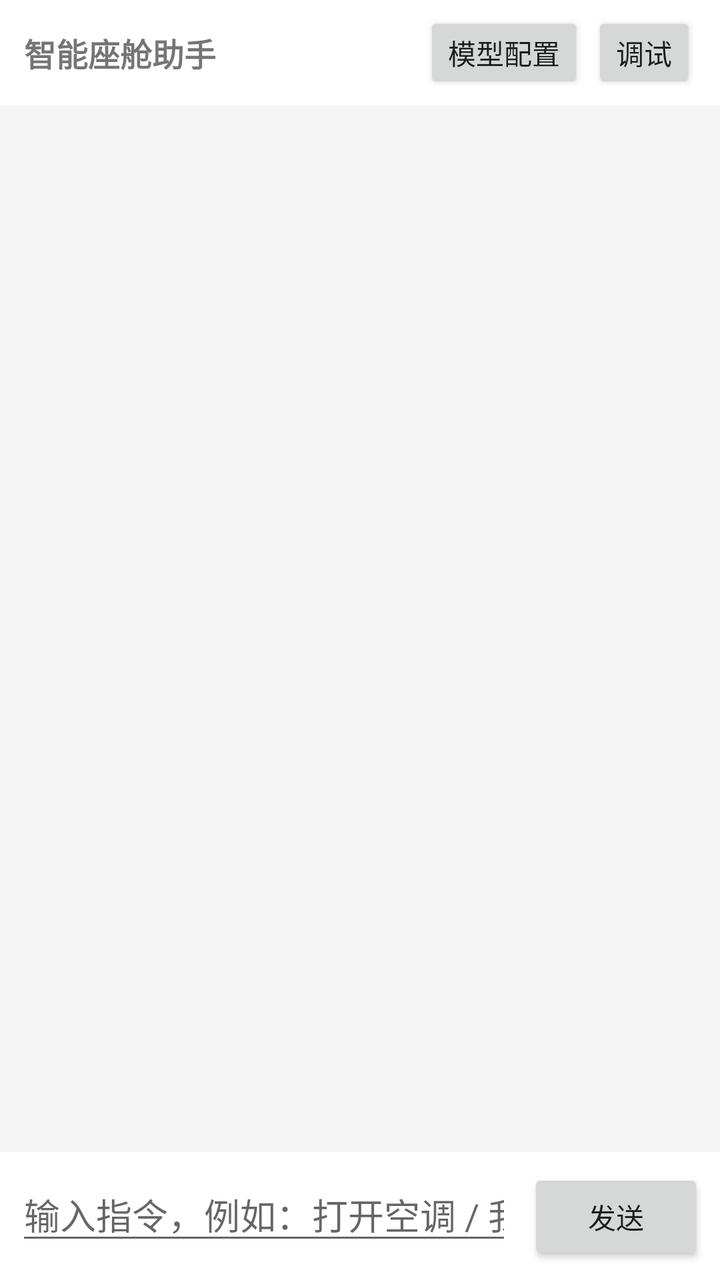
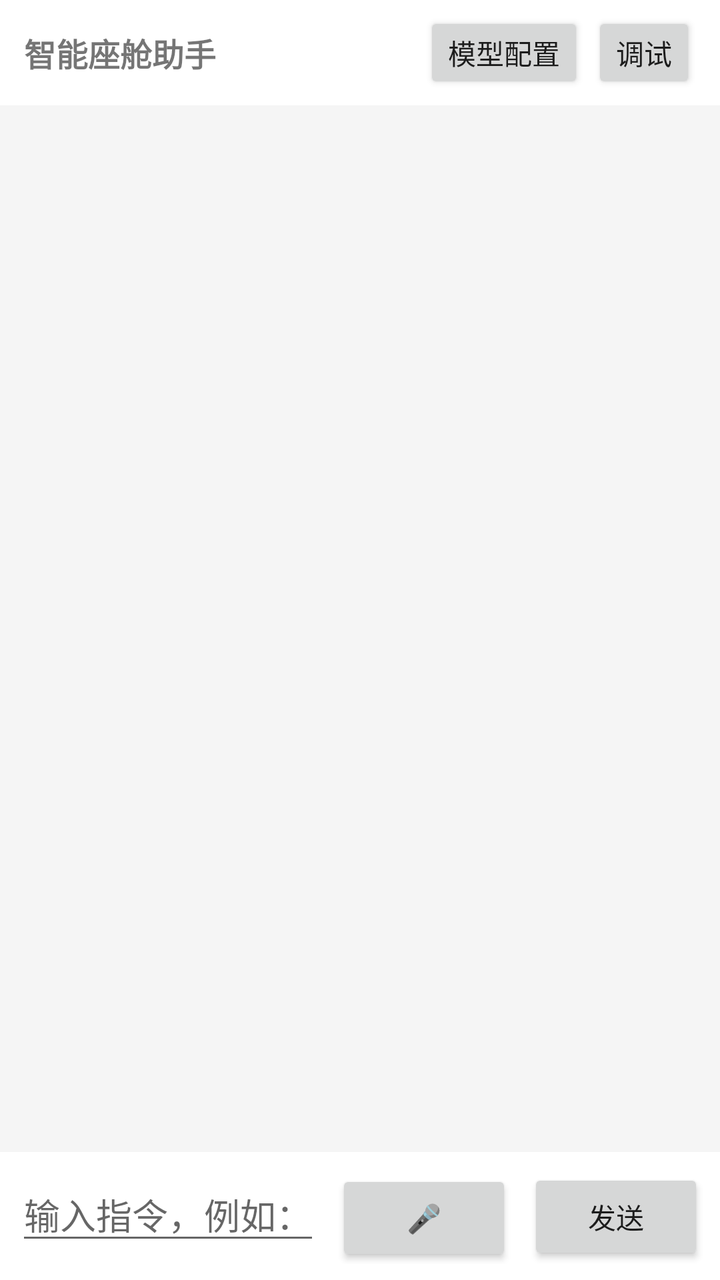

Before-and-after screenshots of an Android layout around one commit, followed by the original layout XML and the change that was made.
<!-- AndroidManifest.xml: application theme Theme.IVAI -->
<!-- res/layout/activity_chat.xml -->
<?xml version="1.0" encoding="utf-8"?>
<LinearLayout xmlns:android="http://schemas.android.com/apk/res/android"
    android:layout_width="match_parent"
    android:layout_height="match_parent"
    android:orientation="vertical"
    android:fitsSystemWindows="true"
    android:background="@color/chat_bg">

    <LinearLayout
        android:layout_width="match_parent"
        android:layout_height="wrap_content"
        android:orientation="horizontal"
        android:gravity="center_vertical"
        android:background="@color/bubble_agent"
        android:paddingStart="12dp"
        android:paddingEnd="12dp"
        android:paddingTop="6dp"
        android:paddingBottom="6dp">

        <TextView
            android:layout_width="0dp"
            android:layout_height="wrap_content"
            android:layout_weight="1"
            android:text="智能座舱助手"
            android:textSize="16sp"
            android:textStyle="bold" />

        <Button
            android:id="@+id/configButton"
            android:layout_width="wrap_content"
            android:layout_height="wrap_content"
            android:text="模型配置"
            android:minHeight="0dp"
            android:minWidth="0dp"
            android:paddingStart="12dp"
            android:paddingEnd="12dp" />

        <Button
            android:id="@+id/debugButton"
            android:layout_width="wrap_content"
            android:layout_height="wrap_content"
            android:layout_marginStart="4dp"
            android:text="调试"
            android:minHeight="0dp"
            android:minWidth="0dp"
            android:paddingStart="12dp"
            android:paddingEnd="12dp" />
    </LinearLayout>

    <androidx.recyclerview.widget.RecyclerView
        android:id="@+id/messageList"
        android:layout_width="match_parent"
        android:layout_height="0dp"
        android:layout_weight="1"
        android:clipToPadding="false"
        android:paddingTop="8dp"
        android:paddingBottom="8dp"
        android:scrollbars="vertical" />

    <LinearLayout
        android:layout_width="match_parent"
        android:layout_height="wrap_content"
        android:orientation="horizontal"
        android:background="@color/bubble_agent"
        android:padding="8dp">

        <EditText
            android:id="@+id/chatInput"
            android:layout_width="0dp"
            android:layout_height="wrap_content"
            android:layout_weight="1"
            android:hint="输入指令，例如：打开空调 / 我有点冷 / 温度调到"
            android:imeOptions="actionSend"
            android:inputType="text"
            android:maxLines="4" />

        <Button
            android:id="@+id/sendButton"
            android:layout_width="wrap_content"
            android:layout_height="wrap_content"
            android:layout_marginStart="8dp"
            android:text="发送" />
    </LinearLayout>
</LinearLayout>
<!-- resources referenced by this layout -->
<resources>
  <color name="bubble_agent">#FFFFFF</color>
  <color name="chat_bg">#F5F5F5</color>
  <style name="Theme.IVAI" parent="android:Theme.Material.Light.DarkActionBar" />
</resources>

<!-- the commit's change to res/layout/activity_chat.xml (unified diff, before → after) -->
@@ -57,6 +57,17 @@
         android:paddingBottom="8dp"
         android:scrollbars="vertical" />
 
+    <TextView
+        android:id="@+id/voiceHint"
+        android:layout_width="match_parent"
+        android:layout_height="wrap_content"
+        android:paddingStart="8dp"
+        android:paddingEnd="8dp"
+        android:paddingBottom="4dp"
+        android:textColor="@color/status_ok"
+        android:textSize="13sp"
+        android:visibility="gone" />
+
     <LinearLayout
         android:layout_width="match_parent"
         android:layout_height="wrap_content"
@@ -75,6 +86,14 @@
             android:maxLines="4" />
 
         <Button
+            android:id="@+id/voiceButton"
+            android:layout_width="wrap_content"
+            android:layout_height="wrap_content"
+            android:layout_marginStart="8dp"
+            android:text="🎤"
+            android:contentDescription="按住说话" />
+
+        <Button
             android:id="@+id/sendButton"
             android:layout_width="wrap_content"
             android:layout_height="wrap_content"
<!-- resource entries referenced after the edit -->
@@ -2,6 +2,7 @@
 <resources>
   <color name="bubble_agent">#FFFFFF</color>
   <color name="chat_bg">#F5F5F5</color>
+  <color name="status_ok">#2E7D32</color>
   <style name="Theme.IVAI" parent="android:Theme.Material.Light.DarkActionBar" />
 </resources>
 
